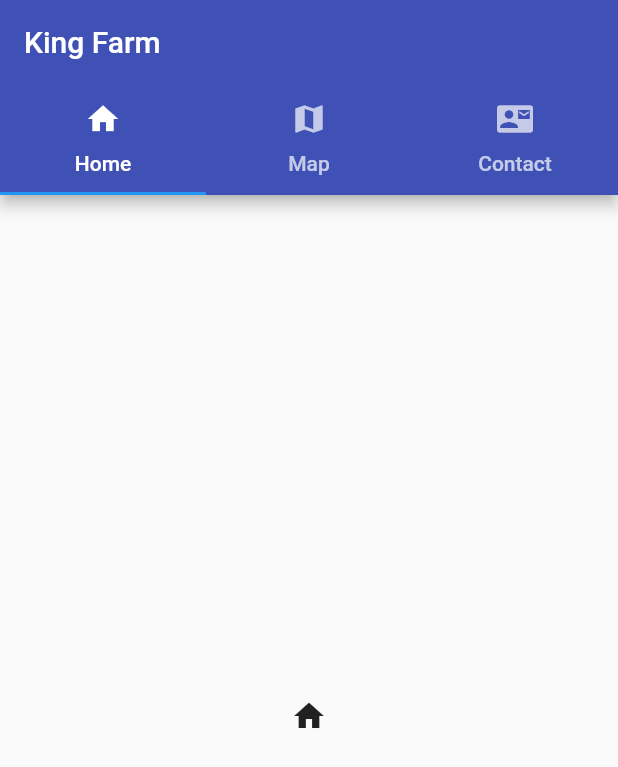
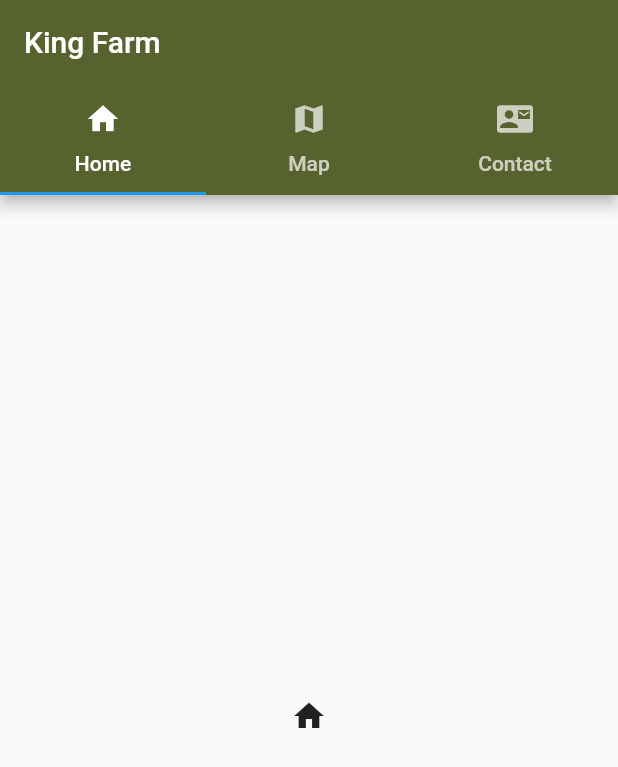
Before and after one commit to rickspencer3/easyflutter, a Flutter app: the screen it shows after launch, on a phone screen of 412 x 824 dp. Shown: the top 767 px of the screen. Run offline on Flutter 3.47's test engine with Material 2 defaults, Android fonts, the phone set to English and light mode, and no system bars.

Commit message:
added custom colors

```diff
--- a/king_farm/lib/king_farm_app.dart
+++ b/king_farm/lib/king_farm_app.dart
@@ -5,7 +5,7 @@ import './app_page.dart';
 class KingFarmApp {
   static String title = "King Farm";
 
-  static ThemeData themeData = ThemeData(primaryColor: Colors.indigo);
+  static ThemeData themeData = ThemeData(primaryColor: Color.fromARGB(255, 87, 99, 46));
 
   static List<AppPage> pages = [
     new AppPage(
```
